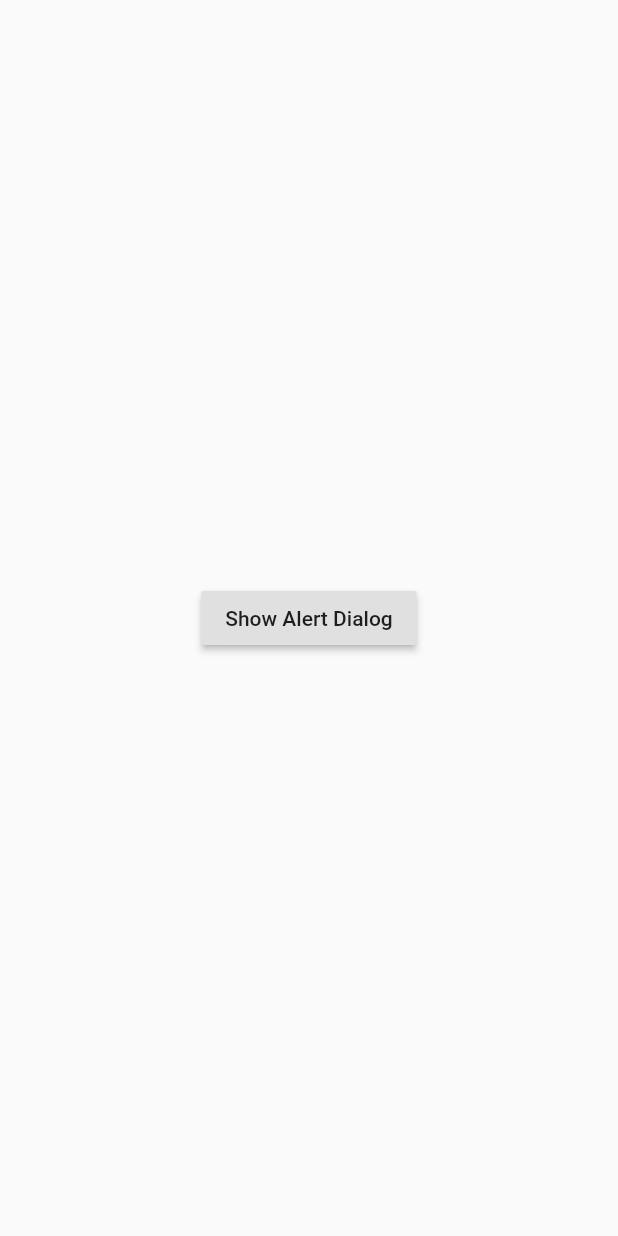
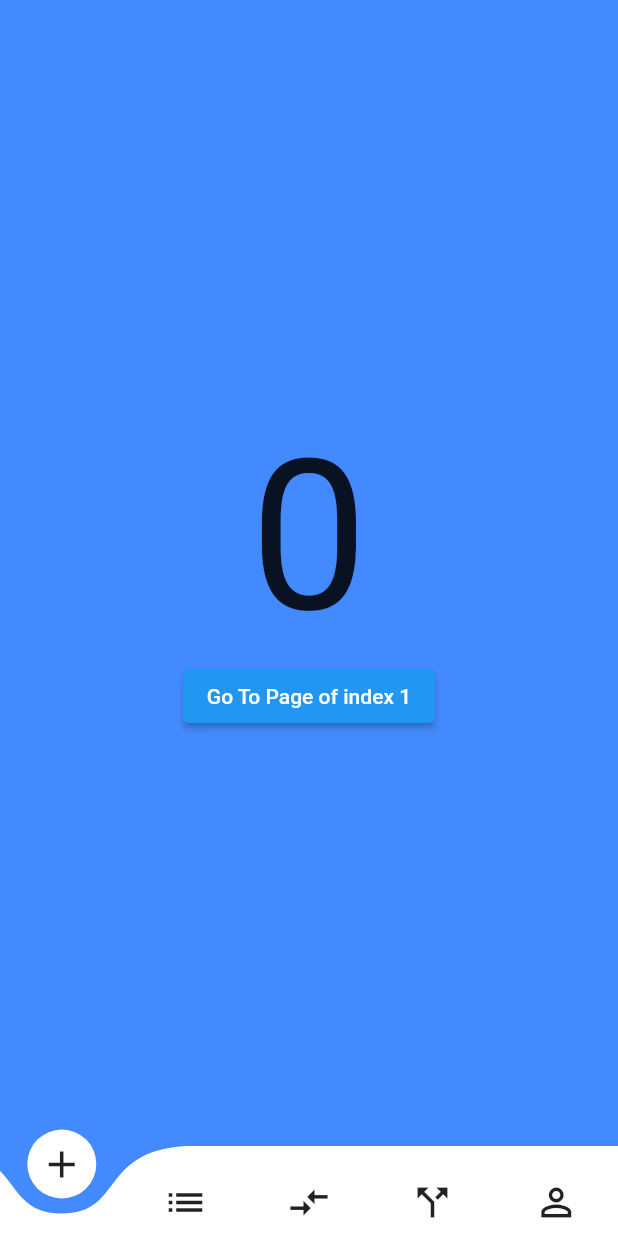
Before and after one commit to arjun-baidya/flutter_learning_materials, a Flutter app: the screen it shows after launch, on a phone screen of 412 x 824 dp. Run offline on Flutter 3.47's test engine with Material 2 defaults, Android fonts, the phone set to English and light mode, and no system bars; drawn by our look-alikes of curved_navigation_bar; our stand-ins replace image_picker, liquid_swipe.

Commit message:
carved navigation bar update

```diff
--- /dev/null
+++ b/lib/flutter_widgets/curved_navigation_bar.dart
@@ -0,0 +1,60 @@
+import 'package:curved_navigation_bar/curved_navigation_bar.dart';
+import 'package:flutter/material.dart';
+
+class CarvedNavbarWidget extends StatefulWidget {
+  const CarvedNavbarWidget({ Key? key }) : super(key: key);
+
+  @override
+  State<CarvedNavbarWidget> createState() => _CarvedNavbarWidgetState();
+}
+
+class _CarvedNavbarWidgetState extends State<CarvedNavbarWidget> {
+  int _page = 0;
+  final GlobalKey<CurvedNavigationBarState> _bottomNavigationKey = GlobalKey();
+  @override
+  Widget build(BuildContext context) {
+    return Scaffold(
+        bottomNavigationBar: CurvedNavigationBar(
+          key: _bottomNavigationKey,
+          index: 0,
+          height: 60.0,
+          items: const <Widget>[
+            Icon(Icons.add, size: 30),
+            Icon(Icons.list, size: 30),
+            Icon(Icons.compare_arrows, size: 30),
+            Icon(Icons.call_split, size: 30),
+            Icon(Icons.perm_identity, size: 30),
+          ],
+          color: Colors.white,
+          buttonBackgroundColor: Colors.white,
+          backgroundColor: Colors.blueAccent,
+          animationCurve: Curves.easeInOut,
+          animationDuration: const Duration(milliseconds: 600),
+          onTap: (index) {
+            setState(() {
+              _page = index;
+            });
+          },
+          letIndexChange: (index) => true,
+        ),
+        body: Container(
+          color: Colors.blueAccent,
+          child: Center(
+            child: Column(
+              mainAxisAlignment: MainAxisAlignment.center,
+              children: <Widget>[
+                Text(_page.toString(), textScaleFactor: 10.0),
+                ElevatedButton(
+                  child: const Text('Go To Page of index 1'),
+                  onPressed: () {
+                    final CurvedNavigationBarState? navBarState =
+                        _bottomNavigationKey.currentState;
+                    navBarState?.setPage(1);
+                  },
+                )
+              ],
+            ),
+          ),
+        ));
+  }
+}
--- a/lib/main.dart
+++ b/lib/main.dart
@@ -5,6 +5,7 @@
 import 'package:flutter_learning_materials/flutter_widgets/card_widget.dart';
 import 'package:flutter_learning_materials/flutter_widgets/column_widget.dart';
 import 'package:flutter_learning_materials/flutter_widgets/container_widget.dart';
+import 'package:flutter_learning_materials/flutter_widgets/curved_navigation_bar.dart';
 import 'package:flutter_learning_materials/flutter_widgets/expanded_widget.dart';
 import 'package:flutter_learning_materials/flutter_widgets/gradient.dart';
 import 'package:flutter_learning_materials/flutter_widgets/grid_view_widget.dart';
@@ -59,7 +60,8 @@
       // home: const GradientWidget(),
       // home: const ImagePickerWidget(),
       // home: const ModalBottonWidget(),
-      home: const AlertDialogWidget(),
+      // home: const AlertDialogWidget(),
+      home: const CarvedNavbarWidget(),
     );
   }
 }
--- a/pubspec.yaml
+++ b/pubspec.yaml
@@ -37,6 +37,7 @@
   # Use with the CupertinoIcons class for iOS style icons.
   cupertino_icons: ^1.0.2
   image_picker: ^0.8.5
+  curved_navigation_bar: ^1.0.3
 
 dev_dependencies:
   flutter_test:
```
Also changed, not shown: pubspec.lock.
